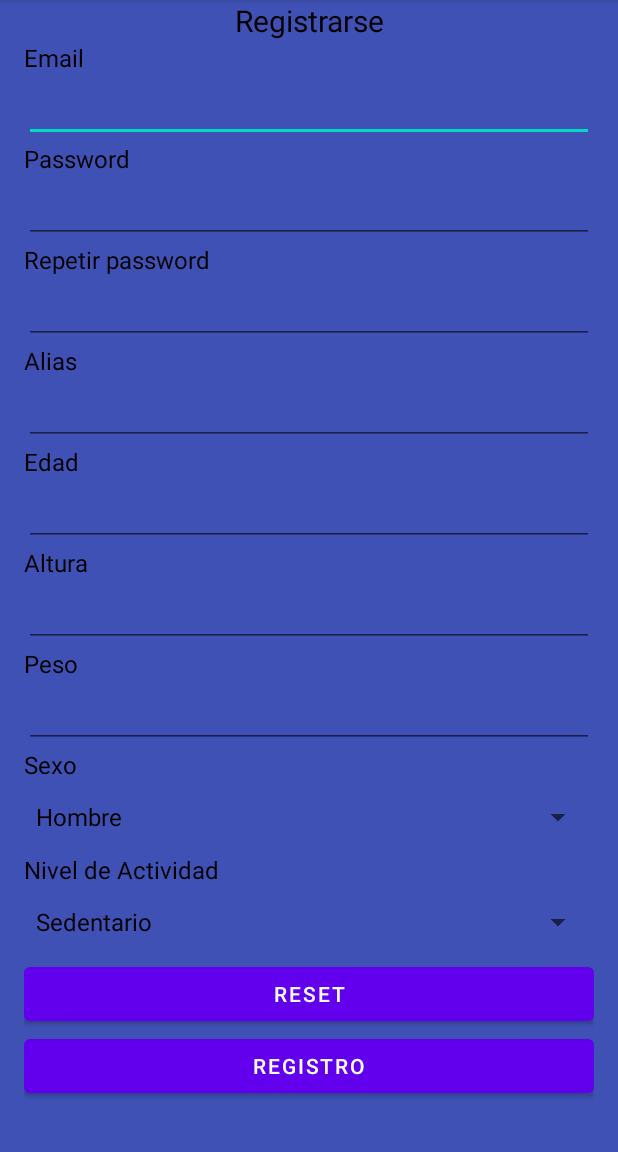
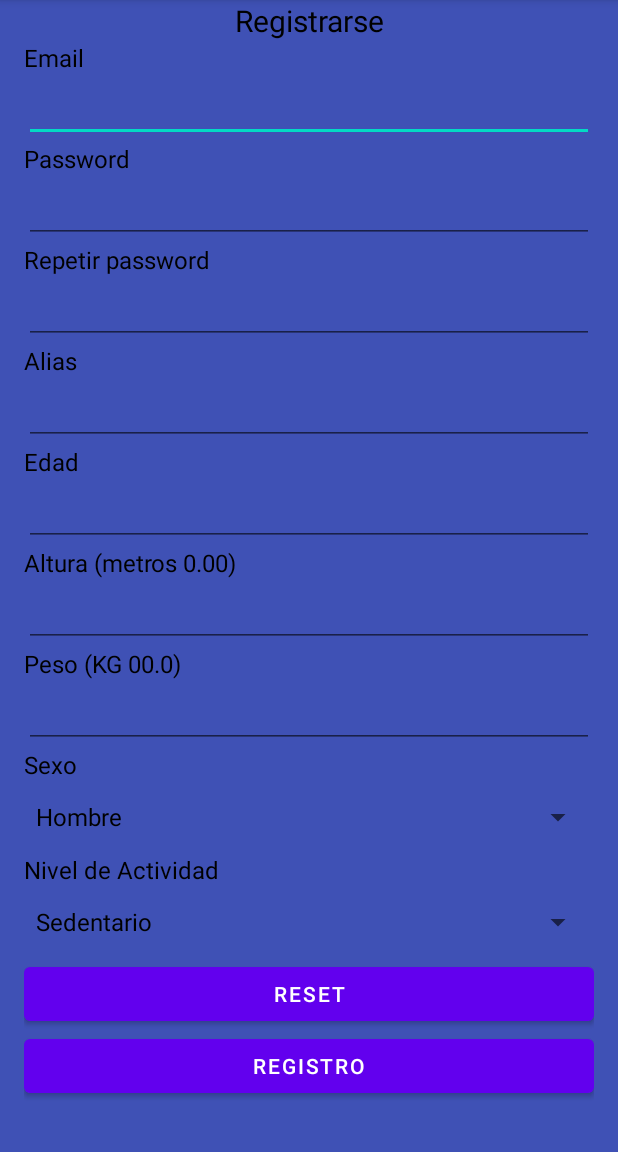
Before and after one commit to ManelPaMa/DAMproject2, an Android app: the RegisterActivity screen opened directly, with no data from a screen before it, on a phone screen of 412 x 824 dp, the part 84-1236 px from its top. Run offline under Robolectric (Android 15) with nearby library versions, the phone set to English and light mode, and no system bars; our stand-ins replace Firebase (no records; nobody signed in at launch, a user with empty details on screens opened directly).

Commit message:
Version 1.1 Login activity OK, RegisterActivity --> Pendiente relacionar user con FireCloud, Objeto FireBase (pendiente de revisar)

```diff
--- a/app/build.gradle
+++ b/app/build.gradle
@@ -35,10 +35,12 @@ dependencies {
 
     implementation 'com.google.firebase:firebase-analytics-ktx'
     implementation platform('com.google.firebase:firebase-bom:31.3.0')
+    implementation 'com.google.firebase:firebase-firestore-ktx'
     implementation 'androidx.appcompat:appcompat:1.6.1'
     implementation 'com.google.android.material:material:1.8.0'
     implementation 'androidx.constraintlayout:constraintlayout:2.1.4'
     implementation 'com.google.firebase:firebase-firestore:24.1.1'
+    implementation 'com.google.firebase:firebase-auth'
     testImplementation 'junit:junit:4.13.2'
     androidTestImplementation 'androidx.test.ext:junit:1.1.5'
     androidTestImplementation 'androidx.test.espresso:espresso-core:3.5.1'
--- a/app/src/main/java/com/example/damproject2/RegisterActivity.java
+++ b/app/src/main/java/com/example/damproject2/RegisterActivity.java
@@ -1,8 +1,10 @@
 package com.example.damproject2;
 
+import androidx.annotation.NonNull;
 import androidx.appcompat.app.AppCompatActivity;
 
 import android.os.Bundle;
+import android.util.Log;
 import android.view.View;
 import android.widget.Adapter;
 import android.widget.AdapterView;
@@ -11,8 +13,18 @@ import android.widget.Button;
 import android.widget.EditText;
 import android.widget.Spinner;
 import android.widget.TextView;
+import android.widget.Toast;
+
+import com.google.android.gms.tasks.OnCompleteListener;
+import com.google.android.gms.tasks.OnFailureListener;
+import com.google.android.gms.tasks.OnSuccessListener;
+import com.google.android.gms.tasks.Task;
+import com.google.firebase.auth.AuthResult;
+import com.google.firebase.auth.FirebaseAuth;
+import com.google.firebase.auth.FirebaseUser;
 
 import java.util.ArrayList;
+import java.util.HashMap;
 
 public class RegisterActivity extends AppCompatActivity {
 
@@ -37,9 +49,9 @@ public class RegisterActivity extends AppCompatActivity {
     protected Spinner spinnerSexo, spinnerActivityLvl;
     protected Button btnReset,btnSend;
 
-    protected String mail, password, passwordRepeat, alias, sexo, activityLvl;
-    protected int altura, edad;
-    protected float peso, imc;
+    protected String mail, password, passwordRepeat, alias, sexo, activityLvl, mail2;
+    protected int edad;
+    protected double peso, imc, altura;
 
      private ArrayList<String> listSexo;
      private ArrayList <String> listActivity;
@@ -48,6 +60,8 @@ public class RegisterActivity extends AppCompatActivity {
      private ArrayAdapter<String> adapterActivity;
 
      private FireBase db;
+     private FirebaseAuth mAuth;
+
 
     @Override
     protected void onCreate(Bundle savedInstanceState) {
@@ -81,6 +95,7 @@ public class RegisterActivity extends AppCompatActivity {
         btnReset = (Button) findViewById(R.id.btnReset_register);
         btnSend = (Button) findViewById(R.id.btnRegister_register);
 
+        mAuth = FirebaseAuth.getInstance();
         db= new FireBase();
 
         /**
@@ -100,6 +115,15 @@ public class RegisterActivity extends AppCompatActivity {
         adapterActivity = new ArrayAdapter<String>(RegisterActivity.this, androidx.appcompat.R.layout.support_simple_spinner_dropdown_item, listActivity);
         spinnerActivityLvl.setAdapter(adapterActivity);
 
+       /* @Override
+        public void onStart() {
+            super.onStart();
+            // Check if user is signed in (non-null) and update UI accordingly.
+            FirebaseUser currentUser = mAuth.getCurrentUser();
+            if(currentUser != null){
+                reload();
+            }
+        }*/
 
         /**
          * Botón reset
@@ -119,8 +143,8 @@ public class RegisterActivity extends AppCompatActivity {
             @Override
             public void onClick(View v) {
 
-                db.registerUser("Jose@gmail.com", "1234", "Jose", 185, 85.0f, 23.4f, "Hombre", "Sedentario" );
-                /*mail = inputMail.getText().toString();
+
+                mail = inputMail.getText().toString();
                 password = inputPassword.getText().toString();
                 passwordRepeat = inputPasswordRpt.getText().toString();
                 alias = inputAlias.getText().toString();
@@ -131,17 +155,19 @@ public class RegisterActivity extends AppCompatActivity {
                     txtVAlert.setText("La Edad tiene que ser un número entero");
                 }
                 try {
-                    altura = Integer.parseInt(inputAltura.getText().toString());
+                    altura = Double.parseDouble(inputAltura.getText().toString());
                 } catch (Exception e){
                     resetAllAtributes();
-                    txtVAlert.setText("La altura tiene que ser un número entero");
+                    txtVAlert.setText("La altura tiene que ser en metros ej: 1.85");
                 }
                 try {
-                    peso = Float.parseFloat(inputPeso.getText().toString());
+                    peso = Double.parseDouble(inputPeso.getText().toString());
                 } catch (Exception e){
                     resetAllAtributes();
                     txtVAlert.setText("El peso que ser un número");
                 }
+
+                imc = peso / (altura*altura);
 
                 spinnerSexo.setOnItemSelectedListener(new AdapterView.OnItemSelectedListener() {
                     @Override
@@ -154,8 +180,64 @@ public class RegisterActivity extends AppCompatActivity {
                     public void onNothingSelected(AdapterView<?> parent) {
 
                     }
-                });*/
 
+                });
+
+                //db.getDocumentID(mail);
+                Toast.makeText(RegisterActivity.this, "", Toast.LENGTH_SHORT).show();
+
+                if (mail.equals("") || password.equals("") || alias.equals("") || altura<1.20 || peso<30.00 || edad<=0 || !password.equals(passwordRepeat) ){
+                    if (mail.equals("")){
+                        Toast.makeText(RegisterActivity.this, "El campo email esta vacío", Toast.LENGTH_SHORT).show();
+                    } else if (password.equals("")){
+                        Toast.makeText(RegisterActivity.this, "El campo contraseña esta vacío", Toast.LENGTH_SHORT).show();
+                    } else if (!password.equals(passwordRepeat)){
+                        Toast.makeText(RegisterActivity.this, "Las contraseñas no coinciden", Toast.LENGTH_SHORT).show();
+                    } else if (alias.equals("")){
+                        Toast.makeText(RegisterActivity.this, "El campo alias esta vacío", Toast.LENGTH_SHORT).show();
+                    } else if (altura<1.20) {
+                        Toast.makeText(RegisterActivity.this, "La atura no puede ser menos de 120 cm", Toast.LENGTH_SHORT).show();
+                    } else if (peso<30.00) {
+                        Toast.makeText(RegisterActivity.this, "El peso no pueden ser menos de 30.0 Kg", Toast.LENGTH_SHORT).show();
+                    } else if (edad<=0) {
+                        Toast.makeText(RegisterActivity.this, "La edad no puede ser menor que 1", Toast.LENGTH_SHORT).show();
+                    }
+                } /*else if (mail.equals(mail2)) {
+                    Toast.makeText(RegisterActivity.this, "El mail introducido ya esta registrado, por favor use otro", Toast.LENGTH_SHORT).show(); }*/
+                /*else {
+
+                mAuth.createUserWithEmailAndPassword(mail, password).addOnCompleteListener(new OnSuccessListener<AuthResult>() {
+
+                    public void onSuccess(AuthResult authResult){
+
+                        HashMap<String , Object> user = new HashMap<>();
+                        user.put("email" , mail);
+                        user.put("alias", alias);
+                        user.put("edad" , edad);
+                        user.put("id" , mAuth.getCurrentUser().getUid());
+                        user.put("altura" , altura);
+                        user.put("peso" , peso);
+                        user.put("imc", imc);
+                        user.put("sexo", "hombre");
+                        user.put("nivelActividad", "sedentario");
+
+                        mRootRef.child("usuarios").child(mAuth.getCurrentUser().getUid()).setValue(user).addOnCompleteListener(new OnCompleteListener<Void>() {
+                            public void onComplete(@NonNull Task<Void> task) {
+                                if (task.isSuccesful()) {
+
+                                }
+                            }
+                        });
+                    }
+
+                    }).addOnFailureListener(new OnFailureListener() {
+                    @Override
+                    public void onFailure(@NonNull Exception e) {
+
+                    }
+                });
+
+                }*/
 
             }
         });
--- a/app/src/main/res/layout/activity_register.xml
+++ b/app/src/main/res/layout/activity_register.xml
@@ -109,7 +109,7 @@
                 android:id="@+id/textViewAltura_register"
                 android:layout_width="match_parent"
                 android:layout_height="wrap_content"
-                android:text="Altura"
+                android:text="Altura (metros 0.00)"
                 android:textColor="#000000"
                 android:textSize="16sp" />
 
@@ -118,13 +118,13 @@
                 android:layout_width="match_parent"
                 android:layout_height="wrap_content"
                 android:ems="10"
-                android:inputType="number" />
+                android:inputType="numberDecimal" />
 
             <TextView
                 android:id="@+id/textViewPeso_register"
                 android:layout_width="match_parent"
                 android:layout_height="wrap_content"
-                android:text="Peso"
+                android:text="Peso (KG 00.0)"
                 android:textColor="#000000"
                 android:textSize="16sp" />
 
```
Also changed, not shown: app/src/main/java/com/example/damproject2/FireBase.java (+75 -15 lines), app/src/main/java/com/example/damproject2/MainActivity.java (+46 -12 lines).
